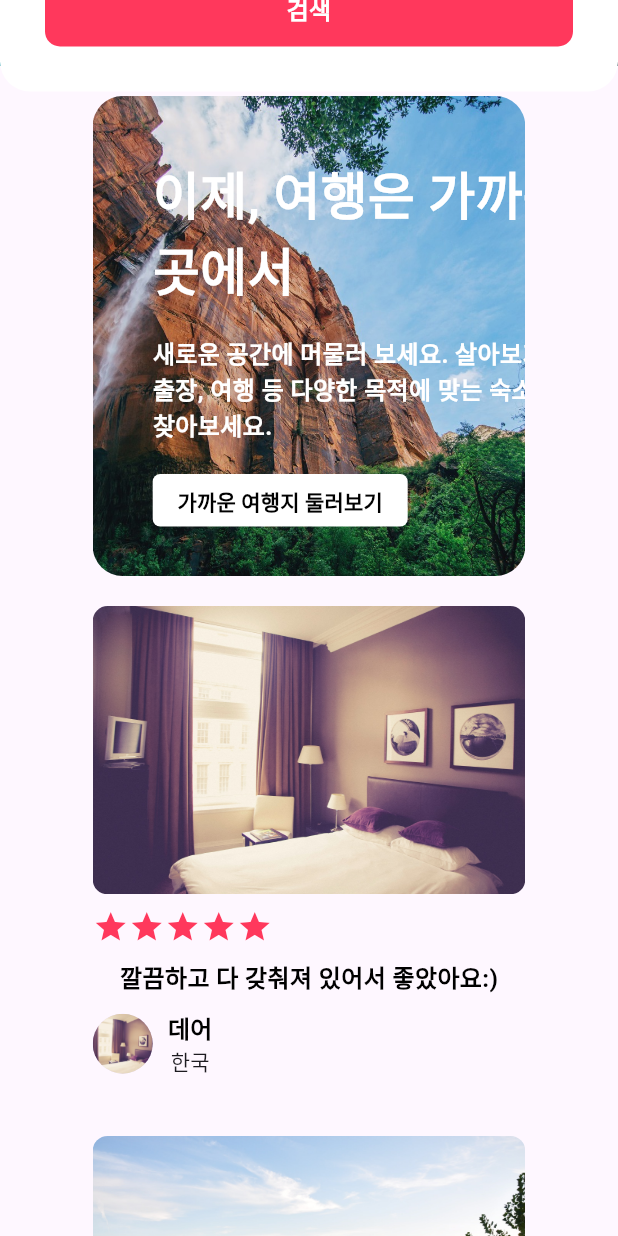
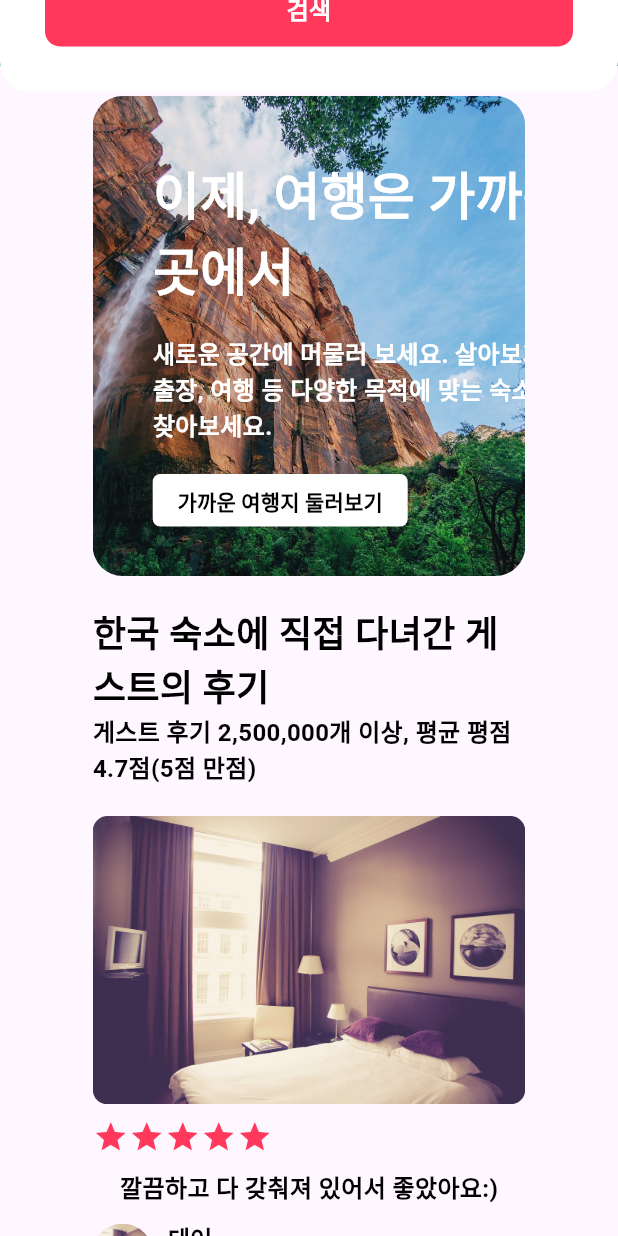
Before and after one commit to hyeonnnit/flutter_airbnbApp, a Flutter app: the screen it shows after launch, scrolled down 576 dp, on a phone screen of 412 x 824 dp. Run offline on Flutter 3.47's test engine with Material 3 defaults, Android fonts, the phone set to English and light mode, and no system bars.

Commit message:
_buildPopularTitle

```diff
--- a/lib/components/home/home_body_popular.dart
+++ b/lib/components/home/home_body_popular.dart
@@ -1,5 +1,6 @@
 import 'package:airbnb_app/components/home/home_body_popular_item.dart';
 import 'package:airbnb_app/size.dart';
+import 'package:airbnb_app/styles.dart';
 import 'package:flutter/cupertino.dart';
 
 class HomeBodyPopular extends StatelessWidget {
@@ -19,7 +20,19 @@ class HomeBodyPopular extends StatelessWidget {
   }
 
   Widget _buildPopularTitle() {
-    return SizedBox();
+    return Column(
+      children: [
+        Text(
+          "한국 숙소에 직접 다녀간 게스트의 후기",
+          style: h5(),
+        ),
+        Text(
+          "게스트 후기 2,500,000개 이상, 평균 평점 4.7점(5점 만점)",
+          style: body1(),
+        ),
+        SizedBox(height: gap_m),
+      ],
+    );
   }
 
   Widget _buildPopularList() {
```
